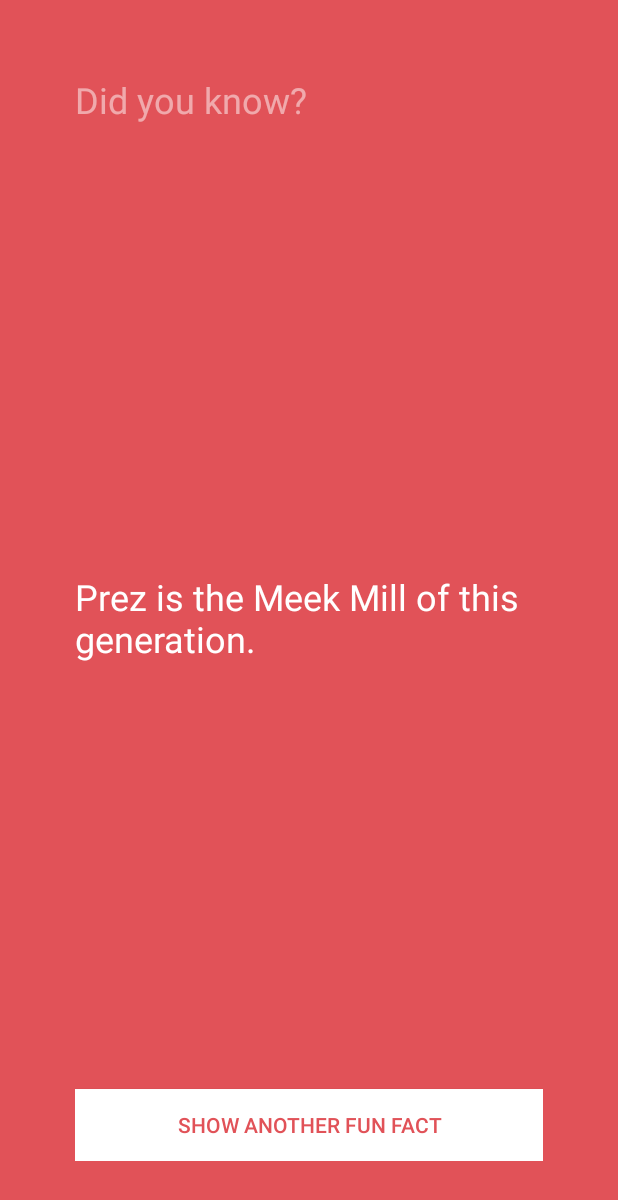
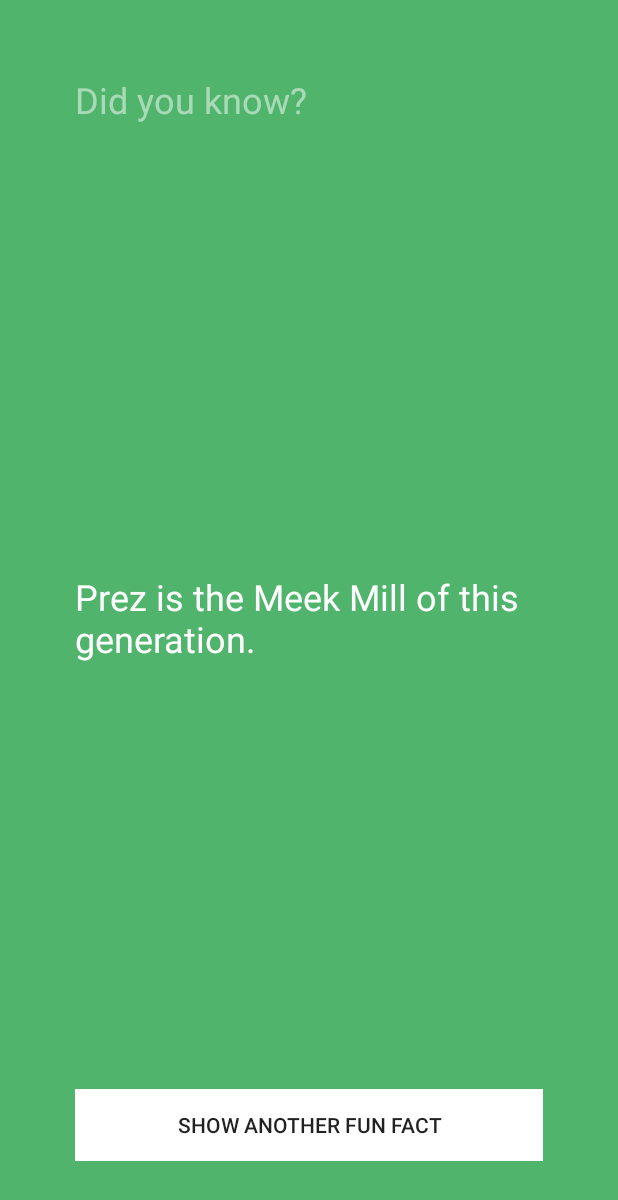
Before and after one commit to jvdave23/FunFacts, an Android app: the screen it shows after launch (FunFactsActivity), after a tap on "SHOW ANOTHER FUN FACT", on a phone screen of 412 x 824 dp. Shown: the top 1200 px of the screen. Run offline under Robolectric (Android 15) with nearby library versions, the phone set to English and light mode, and no system bars.

Commit message:
Revert "almost complete"
This reverts commit b08dcdf77246c4c99591833a336d703f07ee7dd4.

```diff
--- a/app/src/main/java/com/jvalantdave/funfacts/ColorWheel.java
+++ /dev/null
@@ -1,41 +0,0 @@
-package com.jvalantdave.funfacts;
-
-import android.graphics.Color;
-
-import java.util.Random;
-
-/**
- * Created by JvalantDave on 2015-11-09.
- */
-public class ColorWheel {
-
-    public String[] mColors = {
-            "#39add1", // light blue
-            "#3079ab", // dark blue
-            "#c25975", // mauve
-            "#e15258", // red
-            "#f9845b", // orange
-            "#838cc7", // lavender
-            "#7d669e", // purple
-            "#53bbb4", // aqua
-            "#51b46d", // green
-            "#e0ab18", // mustard
-            "#637a91", // dark gray
-            "#f092b0", // pink
-            "#b7c0c7"  // light gray
-    };
-
-    public int getColor() {
-
-        String color = "";
-
-        //randomly select a fact
-        Random randomGenerator = new Random(); // construct a new Random number generator
-        int randomNumber = randomGenerator.nextInt(mColors.length);
-
-        color = mColors[randomNumber];
-        int colorAsInt = Color.parseColor(color);
-
-        return colorAsInt;
-    }
-}
--- a/app/src/main/java/com/jvalantdave/funfacts/FunFactsActivity.java
+++ b/app/src/main/java/com/jvalantdave/funfacts/FunFactsActivity.java
@@ -1,6 +1,5 @@
 package com.jvalantdave.funfacts;
 
-import android.graphics.Color;
 import android.support.v7.app.AppCompatActivity;
 import android.os.Bundle;
 import android.view.Menu;
@@ -8,14 +7,13 @@ import android.view.MenuItem;
 import android.view.View;
 import android.widget.TextView;
 import android.widget.Button;
-import android.widget.RelativeLayout;
 
+import java.util.Random;
 
 
 public class FunFactsActivity extends AppCompatActivity {
 
     private FactBook mFactBook = new FactBook();
-    private ColorWheel mColorWheel = new ColorWheel();
 
     @Override
     protected void onCreate(Bundle savedInstanceState) {
@@ -24,10 +22,7 @@ public class FunFactsActivity extends AppCompatActivity {
 
         // declare our view variables
         final TextView factLabel = (TextView) findViewById(R.id.factTextView);
-
-        final Button showFactButton = (Button) findViewById(R.id.showFactButton);
-        final RelativeLayout relativeLayout = (RelativeLayout) findViewById(R.id.relativeLayout);
-
+        Button showFactButton = (Button) findViewById(R.id.showFactButton);
         View.OnClickListener listener = new View.OnClickListener() {
             @Override
             public void onClick(View v) {
@@ -37,12 +32,7 @@ public class FunFactsActivity extends AppCompatActivity {
                 // the button was clicked, so update the fact label with a new fact
                 factLabel.setText(fact);
 
-                int color = mColorWheel.getColor();
-                relativeLayout.setBackgroundColor(color);
-                showFactButton.setTextColor(color);
-
-
-
+                mFactBook.mFacts[0] = "Pigs are cool";
             }
         };
         showFactButton.setOnClickListener(listener);
--- a/app/src/main/res/layout/activity_fun_facts.xml
+++ b/app/src/main/res/layout/activity_fun_facts.xml
@@ -7,8 +7,7 @@
     android:paddingRight="@dimen/activity_horizontal_margin"
     android:paddingTop="@dimen/activity_vertical_margin"
     tools:context=".FunFactsActivity"
-    android:background="#51b46d"
-    android:id = "@+id/relativeLayout">
+    android:background="#51b46d">
 
     <TextView
         android:layout_width="wrap_content"
@@ -35,8 +34,7 @@
         android:id="@+id/showFactButton"
         android:layout_alignParentBottom="true"
         android:layout_centerHorizontal="true"
-        android:background="@android:color/white"
-        android:textColor="#51b46d" />
+        android:background="@android:color/white" />
 
 
 </RelativeLayout>
```
